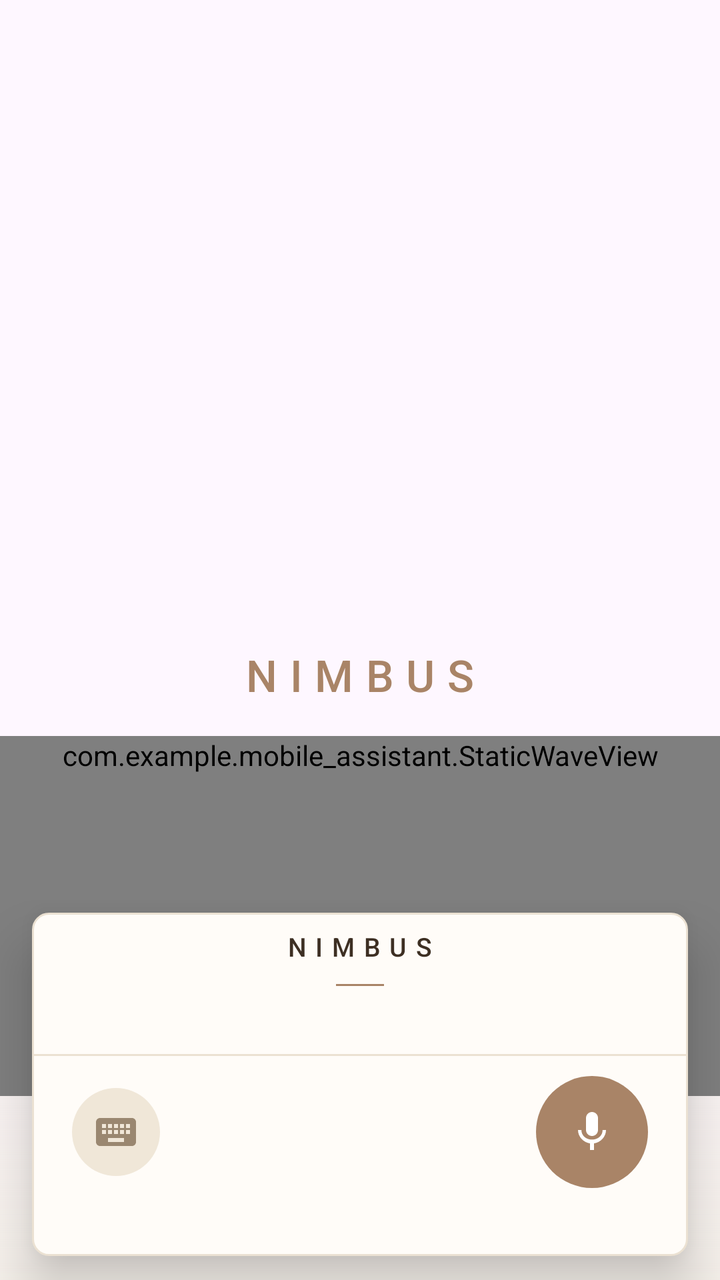
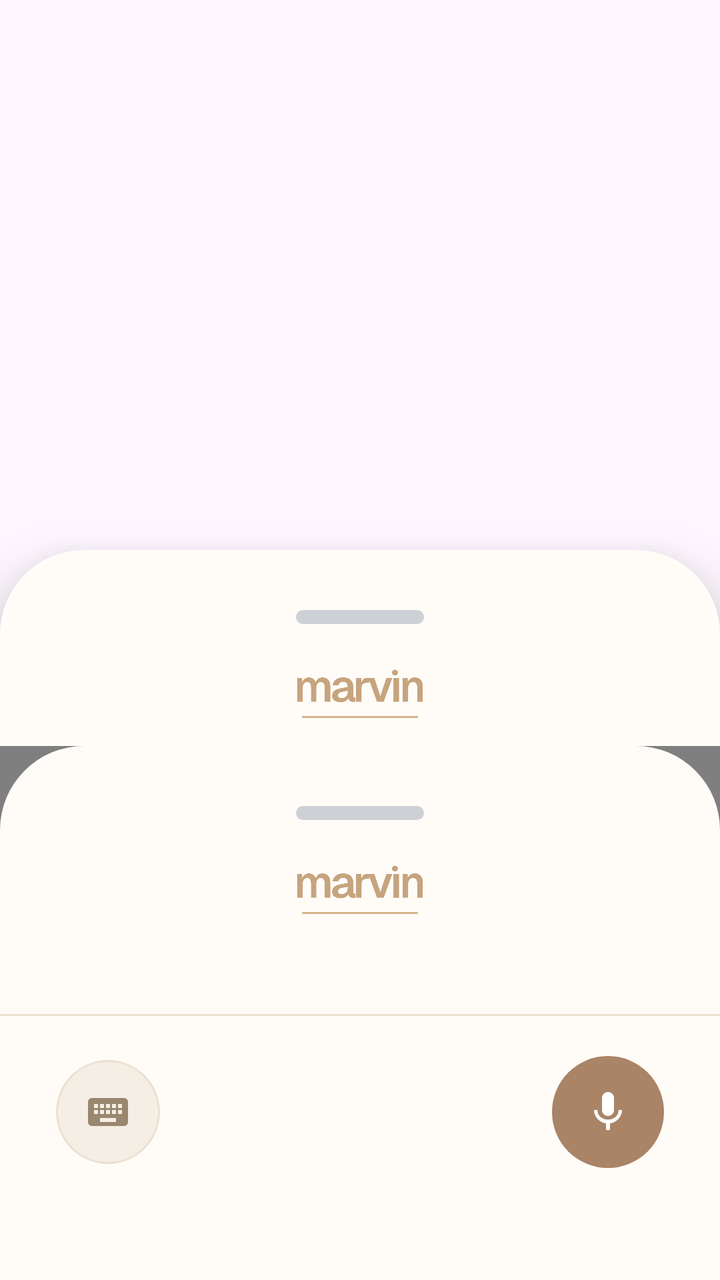

An Android layout rendered at two revisions. The XML below is the earlier revision; the diff shows what the commit changed to produce the second picture.
<!-- AndroidManifest.xml: application theme Theme.MobileAssistant -->
<!-- res/layout/activity_assistant_popup.xml -->
<?xml version="1.0" encoding="utf-8"?>
<FrameLayout xmlns:android="http://schemas.android.com/apk/res/android"
    xmlns:app="http://schemas.android.com/apk/res-auto"
    android:id="@+id/rootContainer"
    android:layout_width="match_parent"
    android:layout_height="match_parent"
    android:background="@android:color/transparent"
    android:clipChildren="false"
    android:clipToPadding="false">

    
    <View
        android:id="@+id/gradientBg"
        android:layout_width="match_parent"
        android:layout_height="match_parent"
        android:background="@drawable/bg_gradient_overlay" />

    
    <LinearLayout
        android:id="@+id/bottomPanel"
        android:layout_width="match_parent"
        android:layout_height="wrap_content"
        android:layout_gravity="bottom"
        android:orientation="vertical"
        android:clipChildren="false"
        android:clipToPadding="false">

        
        <TextView
            android:id="@+id/companyName"
            android:layout_width="wrap_content"
            android:layout_height="wrap_content"
            android:layout_gravity="center_horizontal"
            android:text="NIMBUS"
            android:textColor="@color/assistant_branding"
            android:textSize="22sp"
            android:letterSpacing="0.28"
            android:fontFamily="sans-serif-medium"
            android:layout_marginTop="48dp"
            android:layout_marginBottom="16dp" />

        
        <com.example.mobile_assistant.StaticWaveView
            android:id="@+id/waveView"
            android:layout_width="match_parent"
            android:layout_height="0dp"
            android:layout_weight="1"
            android:minHeight="180dp"
            android:layout_marginBottom="4dp" />

        
        <TextView
            android:id="@+id/transcriptText"
            android:layout_width="match_parent"
            android:layout_height="wrap_content"
            android:gravity="center"
            android:textColor="@color/assistant_transcript"
            android:textSize="15sp"
            android:fontFamily="sans-serif-light"
            android:paddingHorizontal="40dp"
            android:layout_marginBottom="24dp"
            android:visibility="gone"
            android:maxLines="3"
            android:ellipsize="end" />

        
        <LinearLayout
            android:id="@+id/inputRow"
            android:layout_width="match_parent"
            android:layout_height="wrap_content"
            android:orientation="horizontal"
            android:gravity="center_vertical"
            android:paddingHorizontal="24dp"
            android:paddingBottom="8dp"
            android:clipChildren="false"
            android:clipToPadding="false">

            
            <ImageButton
                android:id="@+id/keyboardButton"
                android:layout_width="44dp"
                android:layout_height="44dp"
                android:background="@drawable/bg_keyboard_button"
                android:src="@drawable/ic_keyboard"
                android:scaleType="centerInside"
                android:padding="10dp"
                android:contentDescription="@string/assist_toggle_keyboard"
                app:tint="@color/assistant_hint" />

            
            <EditText
                android:id="@+id/textInput"
                android:layout_width="0dp"
                android:layout_height="44dp"
                android:layout_weight="1"
                android:layout_marginStart="12dp"
                android:layout_marginEnd="12dp"
                android:background="@drawable/bg_input_field"
                android:textColor="@color/assistant_text"
                android:textColorHint="@color/assistant_input_hint"
                android:hint="@string/assist_input_hint"
                android:textSize="14sp"
                android:fontFamily="sans-serif"
                android:paddingHorizontal="18dp"
                android:singleLine="true"
                android:imeOptions="actionSend"
                android:visibility="gone" />

            
            <View
                android:id="@+id/inputSpacer"
                android:layout_width="0dp"
                android:layout_height="0dp"
                android:layout_weight="1" />

            <TextView
                android:id="@+id/cancelListeningButton"
                android:layout_width="wrap_content"
                android:layout_height="36dp"
                android:layout_marginEnd="10dp"
                android:background="@drawable/bg_cancel_button"
                android:gravity="center"
                android:paddingHorizontal="14dp"
                android:text="@string/assist_cancel"
                android:textColor="@color/assistant_button_text"
                android:textSize="13sp"
                android:visibility="gone" />

            
            <ImageButton
                android:id="@+id/micButton"
                android:layout_width="56dp"
                android:layout_height="56dp"
                android:background="@drawable/bg_mic_button"
                android:src="@drawable/ic_mic"
                android:scaleType="centerInside"
                android:padding="14dp"
                android:contentDescription="@string/assist_mic_button"
                app:tint="@color/assistant_on_accent" />

        </LinearLayout>

        
        <View
            android:id="@+id/bottomSpacer"
            android:layout_width="match_parent"
            android:layout_height="24dp" />

    </LinearLayout>


    
    <LinearLayout
        android:id="@+id/responseCard"
        android:layout_width="match_parent"
        android:layout_height="wrap_content"
        android:layout_gravity="bottom"
        android:layout_marginHorizontal="16dp"
        android:layout_marginBottom="12dp"
        android:background="@drawable/bg_response_card"
        android:orientation="vertical"
        android:elevation="16dp"
        android:visibility="visible">

        
        <TextView
            android:layout_width="wrap_content"
            android:layout_height="wrap_content"
            android:layout_gravity="center_horizontal"
            android:text="NIMBUS"
            android:textColor="@color/assistant_primary_text"
            android:textSize="13sp"
            android:letterSpacing="0.35"
            android:fontFamily="sans-serif-medium"
            android:layout_marginTop="8dp"
            android:layout_marginBottom="10dp" />

        <View
            android:layout_width="24dp"
            android:layout_height="1dp"
            android:layout_gravity="center_horizontal"
            android:background="@color/assistant_branding"
            android:layout_marginBottom="10dp" />

        
        <ScrollView
            android:id="@+id/chatScrollView"
            android:layout_width="match_parent"
            android:layout_height="wrap_content"
            android:overScrollMode="ifContentScrolls"
            android:clipToPadding="false">

            <LinearLayout
                android:id="@+id/chatLog"
                android:layout_width="match_parent"
                android:layout_height="wrap_content"
                android:orientation="vertical"
                android:paddingHorizontal="18dp"
                android:paddingVertical="12dp" />

        </ScrollView>

        
        <com.example.mobile_assistant.StaticWaveView
            android:id="@+id/cardWaveView"
            android:layout_width="match_parent"
            android:layout_height="52dp"
            android:layout_marginHorizontal="8dp"
            android:visibility="gone" />

        
        <TextView
            android:id="@+id/cardStatusText"
            android:layout_width="match_parent"
            android:layout_height="wrap_content"
            android:gravity="center"
            android:textColor="@color/assistant_status"
            android:textSize="12sp"
            android:fontFamily="sans-serif-light"
            android:paddingTop="8dp"
            android:paddingBottom="8dp"
            android:visibility="gone" />

        
        <View
            android:layout_width="match_parent"
            android:layout_height="1dp"
            android:background="@color/assistant_separator" />

        
        <LinearLayout
            android:layout_width="match_parent"
            android:layout_height="wrap_content"
            android:orientation="horizontal"
            android:gravity="center_vertical"
            android:paddingHorizontal="20dp"
            android:paddingTop="10dp"
            android:paddingBottom="10dp">

            <ImageButton
                android:id="@+id/cardKeyboardButton"
                android:layout_width="44dp"
                android:layout_height="44dp"
                android:background="@drawable/bg_keyboard_button"
                android:src="@drawable/ic_keyboard"
                android:scaleType="centerInside"
                android:padding="10dp"
                android:contentDescription="@string/assist_type_follow_up"
                app:tint="@color/assistant_hint" />

            <EditText
                android:id="@+id/cardTextInput"
                android:layout_width="0dp"
                android:layout_height="44dp"
                android:layout_weight="1"
                android:layout_marginStart="12dp"
                android:layout_marginEnd="12dp"
                android:background="@drawable/bg_input_field"
                android:textColor="@color/assistant_text"
                android:textColorHint="@color/assistant_input_hint"
                android:hint="@string/assist_follow_up_hint"
                android:textSize="14sp"
                android:fontFamily="sans-serif"
                android:paddingHorizontal="18dp"
                android:singleLine="true"
                android:imeOptions="actionSend"
                android:visibility="gone" />

            <View
                android:id="@+id/cardInputSpacer"
                android:layout_width="0dp"
                android:layout_height="0dp"
                android:layout_weight="1" />

            <TextView
                android:id="@+id/cardCancelListeningButton"
                android:layout_width="wrap_content"
                android:layout_height="36dp"
                android:layout_marginEnd="10dp"
                android:background="@drawable/bg_cancel_button"
                android:gravity="center"
                android:paddingHorizontal="14dp"
                android:text="@string/assist_cancel"
                android:textColor="@color/assistant_button_text"
                android:textSize="13sp"
                android:visibility="gone" />

            <ImageButton
                android:id="@+id/cardMicButton"
                android:layout_width="56dp"
                android:layout_height="56dp"
                android:background="@drawable/bg_mic_button"
                android:src="@drawable/ic_mic"
                android:scaleType="centerInside"
                android:padding="14dp"
                android:contentDescription="@string/assist_ask_follow_up"
                app:tint="@color/assistant_on_accent" />

        </LinearLayout>

        <View
            android:id="@+id/cardBottomSpacer"
            android:layout_width="match_parent"
            android:layout_height="24dp" />

    </LinearLayout>


</FrameLayout>
<!-- resources referenced by this layout -->
<resources>
  <color name="assistant_branding">#A98467</color>
  <color name="assistant_button_text">#8A6A45</color>
  <color name="assistant_hint">#9A8770</color>
  <color name="assistant_input_hint">#9A8770</color>
  <color name="assistant_on_accent">#FFFFFF</color>
  <color name="assistant_primary_text">#3D2F23</color>
  <color name="assistant_separator">#EBE1D2</color>
  <color name="assistant_status">#9A8770</color>
  <color name="assistant_text">#3D2F23</color>
  <color name="assistant_transcript">#7C6A57</color>
  <!-- drawable bg_cancel_button (drawable) -->
  <?xml version="1.0" encoding="utf-8"?>
  <shape xmlns:android="http://schemas.android.com/apk/res/android"
      android:shape="rectangle">
      <solid android:color="@color/assistant_cancel_bg" />
      <corners android:radius="18dp" />
      <stroke
          android:width="1dp"
          android:color="@color/assistant_cancel_stroke" />
  </shape>
  <!-- drawable bg_input_field (drawable) -->
  <?xml version="1.0" encoding="utf-8"?>
  <shape xmlns:android="http://schemas.android.com/apk/res/android"
      android:shape="rectangle">
      <solid android:color="@color/assistant_surface" />
      <corners android:radius="18dp" />
      <stroke
          android:width="1dp"
          android:color="@color/assistant_separator" />
  </shape>
  <!-- drawable bg_keyboard_button (drawable) -->
  <?xml version="1.0" encoding="utf-8"?>
  <shape xmlns:android="http://schemas.android.com/apk/res/android"
      android:shape="oval">
      <solid android:color="@color/assistant_keyboard_bg" />
  </shape>
  <!-- drawable bg_mic_button (drawable) -->
  <?xml version="1.0" encoding="utf-8"?>
  <shape xmlns:android="http://schemas.android.com/apk/res/android"
      android:shape="oval">
      <solid android:color="@color/assistant_primary" />
  </shape>
  <!-- drawable bg_response_card (drawable) -->
  <?xml version="1.0" encoding="utf-8"?>
  <shape xmlns:android="http://schemas.android.com/apk/res/android">
      <solid android:color="@color/assistant_card_bg" />
      <corners android:radius="8dp" />
      <stroke android:width="1dp" android:color="@color/assistant_card_stroke" />
  </shape>
  <string name="assist_ask_follow_up">Ask follow-up</string>
  <string name="assist_cancel">Cancel</string>
  <string name="assist_follow_up_hint">Ask a follow-up…</string>
  <string name="assist_input_hint">Ask anything</string>
  <string name="assist_mic_button">Voice input</string>
  <string name="assist_toggle_keyboard">Toggle keyboard</string>
  <string name="assist_type_follow_up">Type follow-up</string>
  <style name="Theme.MobileAssistant" parent="Base.Theme.MobileAssistant" />
  <color name="assistant_cancel_bg">#F0E7D8</color>
  <color name="assistant_cancel_stroke">#E2D4BE</color>
  <color name="assistant_gradient_start">#00F6F1EA</color>
  <color name="assistant_gradient_end">#E6F6F1EA</color>
  <color name="assistant_surface">#F0E7D8</color>
  <color name="assistant_keyboard_bg">#F0E7D8</color>
  <color name="assistant_primary">#A98467</color>
  <color name="assistant_card_bg">#FFFCF8</color>
  <color name="assistant_card_stroke">#EBE1D2</color>
  <style name="Base.Theme.MobileAssistant" parent="Theme.Material3.DayNight.NoActionBar" />
  <!-- unchanged entries left out for length: 3 -->
</resources>

<!-- the commit's change to res/layout/activity_assistant_popup.xml (unified diff, before → after) -->
@@ -21,23 +21,37 @@
         android:layout_width="match_parent"
         android:layout_height="wrap_content"
         android:layout_gravity="bottom"
+        android:background="@drawable/bg_response_card"
+        android:clipChildren="false"
+        android:clipToPadding="false"
+        android:elevation="18dp"
         android:orientation="vertical"
-        android:clipChildren="false"
-        android:clipToPadding="false">
-
-        
-        <TextView
+        android:paddingTop="30dp">
+
+        <View
+            android:layout_width="64dp"
+            android:layout_height="7dp"
+            android:layout_gravity="center_horizontal"
+            android:background="@drawable/bg_sheet_handle" />
+
+        
+        <ImageView
             android:id="@+id/companyName"
-            android:layout_width="wrap_content"
-            android:layout_height="wrap_content"
-            android:layout_gravity="center_horizontal"
-            android:text="NIMBUS"
-            android:textColor="@color/assistant_branding"
-            android:textSize="22sp"
-            android:letterSpacing="0.28"
-            android:fontFamily="sans-serif-medium"
-            android:layout_marginTop="48dp"
-            android:layout_marginBottom="16dp" />
+            android:layout_width="88dp"
+            android:layout_height="22dp"
+            android:layout_gravity="center_horizontal"
+            android:layout_marginTop="20dp"
+            android:contentDescription="@string/marvin_logo_description"
+            android:scaleType="fitCenter"
+            android:src="@drawable/ic_marvin_wordmark_tan" />
+
+        <View
+            android:layout_width="58dp"
+            android:layout_height="1dp"
+            android:layout_gravity="center_horizontal"
+            android:layout_marginTop="4dp"
+            android:layout_marginBottom="14dp"
+            android:background="@color/assistant_logo_underline" />
 
         
         <com.example.mobile_assistant.StaticWaveView
@@ -45,7 +59,7 @@
             android:layout_width="match_parent"
             android:layout_height="0dp"
             android:layout_weight="1"
-            android:minHeight="180dp"
+            android:minHeight="130dp"
             android:layout_marginBottom="4dp" />
 
         
@@ -58,11 +72,16 @@
             android:textSize="15sp"
             android:fontFamily="sans-serif-light"
             android:paddingHorizontal="40dp"
-            android:layout_marginBottom="24dp"
+            android:layout_marginBottom="20dp"
             android:visibility="gone"
             android:maxLines="3"
             android:ellipsize="end" />
 
+        <View
+            android:layout_width="match_parent"
+            android:layout_height="1dp"
+            android:background="@color/assistant_separator" />
+
         
         <LinearLayout
             android:id="@+id/inputRow"
@@ -70,20 +89,21 @@
             android:layout_height="wrap_content"
             android:orientation="horizontal"
             android:gravity="center_vertical"
-            android:paddingHorizontal="24dp"
-            android:paddingBottom="8dp"
+            android:paddingHorizontal="28dp"
+            android:paddingTop="20dp"
+            android:paddingBottom="16dp"
             android:clipChildren="false"
             android:clipToPadding="false">
 
             
             <ImageButton
                 android:id="@+id/keyboardButton"
-                android:layout_width="44dp"
-                android:layout_height="44dp"
+                android:layout_width="52dp"
+                android:layout_height="52dp"
                 android:background="@drawable/bg_keyboard_button"
                 android:src="@drawable/ic_keyboard"
                 android:scaleType="centerInside"
-                android:padding="10dp"
+                android:padding="14dp"
                 android:contentDescription="@string/assist_toggle_keyboard"
                 app:tint="@color/assistant_hint" />
 
@@ -144,7 +164,7 @@
         <View
             android:id="@+id/bottomSpacer"
             android:layout_width="match_parent"
-            android:layout_height="24dp" />
+            android:layout_height="40dp" />
 
     </LinearLayout>
 
@@ -155,32 +175,35 @@
         android:layout_width="match_parent"
         android:layout_height="wrap_content"
         android:layout_gravity="bottom"
-        android:layout_marginHorizontal="16dp"
-        android:layout_marginBottom="12dp"
         android:background="@drawable/bg_response_card"
         android:orientation="vertical"
-        android:elevation="16dp"
+        android:elevation="18dp"
+        android:paddingTop="30dp"
         android:visibility="visible">
 
-        
-        <TextView
-            android:layout_width="wrap_content"
-            android:layout_height="wrap_content"
-            android:layout_gravity="center_horizontal"
-            android:text="NIMBUS"
-            android:textColor="@color/assistant_primary_text"
-            android:textSize="13sp"
-            android:letterSpacing="0.35"
-            android:fontFamily="sans-serif-medium"
-            android:layout_marginTop="8dp"
-            android:layout_marginBottom="10dp" />
-
-        <View
-            android:layout_width="24dp"
+        <View
+            android:layout_width="64dp"
+            android:layout_height="7dp"
+            android:layout_gravity="center_horizontal"
+            android:background="@drawable/bg_sheet_handle" />
+
+        
+        <ImageView
+            android:layout_width="88dp"
+            android:layout_height="22dp"
+            android:layout_gravity="center_horizontal"
+            android:contentDescription="@string/marvin_logo_description"
+            android:layout_marginTop="20dp"
+            android:scaleType="fitCenter"
+            android:src="@drawable/ic_marvin_wordmark_tan" />
+
+        <View
+            android:layout_width="58dp"
             android:layout_height="1dp"
             android:layout_gravity="center_horizontal"
-            android:background="@color/assistant_branding"
-            android:layout_marginBottom="10dp" />
+            android:layout_marginTop="4dp"
+            android:layout_marginBottom="16dp"
+            android:background="@color/assistant_logo_underline" />
 
         
         <ScrollView
@@ -195,8 +218,9 @@
                 android:layout_width="match_parent"
                 android:layout_height="wrap_content"
                 android:orientation="vertical"
-                android:paddingHorizontal="18dp"
-                android:paddingVertical="12dp" />
+                android:paddingHorizontal="28dp"
+                android:paddingTop="16dp"
+                android:paddingBottom="18dp" />
 
         </ScrollView>
 
@@ -217,8 +241,8 @@
             android:textColor="@color/assistant_status"
             android:textSize="12sp"
             android:fontFamily="sans-serif-light"
-            android:paddingTop="8dp"
-            android:paddingBottom="8dp"
+            android:paddingTop="10dp"
+            android:paddingBottom="10dp"
             android:visibility="gone" />
 
         
@@ -233,18 +257,18 @@
             android:layout_height="wrap_content"
             android:orientation="horizontal"
             android:gravity="center_vertical"
-            android:paddingHorizontal="20dp"
-            android:paddingTop="10dp"
-            android:paddingBottom="10dp">
+            android:paddingHorizontal="28dp"
+            android:paddingTop="20dp"
+            android:paddingBottom="16dp">
 
             <ImageButton
                 android:id="@+id/cardKeyboardButton"
-                android:layout_width="44dp"
-                android:layout_height="44dp"
+                android:layout_width="52dp"
+                android:layout_height="52dp"
                 android:background="@drawable/bg_keyboard_button"
                 android:src="@drawable/ic_keyboard"
                 android:scaleType="centerInside"
-                android:padding="10dp"
+                android:padding="14dp"
                 android:contentDescription="@string/assist_type_follow_up"
                 app:tint="@color/assistant_hint" />
 
@@ -301,7 +325,7 @@
         <View
             android:id="@+id/cardBottomSpacer"
             android:layout_width="match_parent"
-            android:layout_height="24dp" />
+            android:layout_height="40dp" />
 
     </LinearLayout>
 
<!-- resource entries referenced after the edit -->
@@ -1,11 +1,10 @@
 <!-- resources referenced by this layout -->
 <resources>
-  <color name="assistant_branding">#A98467</color>
   <color name="assistant_button_text">#8A6A45</color>
   <color name="assistant_hint">#9A8770</color>
   <color name="assistant_input_hint">#9A8770</color>
+  <color name="assistant_logo_underline">#D7B488</color>
   <color name="assistant_on_accent">#FFFFFF</color>
-  <color name="assistant_primary_text">#3D2F23</color>
   <color name="assistant_separator">#EBE1D2</color>
   <color name="assistant_status">#9A8770</color>
   <color name="assistant_text">#3D2F23</color>
@@ -35,6 +34,9 @@
   <shape xmlns:android="http://schemas.android.com/apk/res/android"
       android:shape="oval">
       <solid android:color="@color/assistant_keyboard_bg" />
+      <stroke
+          android:width="1dp"
+          android:color="@color/assistant_card_stroke" />
   </shape>
   <!-- drawable bg_mic_button (drawable) -->
   <?xml version="1.0" encoding="utf-8"?>
@@ -46,9 +48,20 @@
   <?xml version="1.0" encoding="utf-8"?>
   <shape xmlns:android="http://schemas.android.com/apk/res/android">
       <solid android:color="@color/assistant_card_bg" />
-      <corners android:radius="8dp" />
-      <stroke android:width="1dp" android:color="@color/assistant_card_stroke" />
+      <corners
+          android:topLeftRadius="42dp"
+          android:topRightRadius="42dp"
+          android:bottomLeftRadius="0dp"
+          android:bottomRightRadius="0dp" />
   </shape>
+  <!-- drawable bg_sheet_handle (drawable) -->
+  <?xml version="1.0" encoding="utf-8"?>
+  <shape xmlns:android="http://schemas.android.com/apk/res/android"
+      android:shape="rectangle">
+      <solid android:color="@color/assistant_handle" />
+      <corners android:radius="4dp" />
+  </shape>
+  <!-- drawable ic_marvin_wordmark_tan: webp bitmap (drawable, 17832 bytes) -->
   <string name="assist_ask_follow_up">Ask follow-up</string>
   <string name="assist_cancel">Cancel</string>
   <string name="assist_follow_up_hint">Ask a follow-up…</string>
@@ -56,15 +69,17 @@
   <string name="assist_mic_button">Voice input</string>
   <string name="assist_toggle_keyboard">Toggle keyboard</string>
   <string name="assist_type_follow_up">Type follow-up</string>
+  <string name="marvin_logo_description">marvin logo</string>
   <style name="Theme.MobileAssistant" parent="Base.Theme.MobileAssistant" />
   <color name="assistant_cancel_bg">#F0E7D8</color>
   <color name="assistant_cancel_stroke">#E2D4BE</color>
   <color name="assistant_gradient_start">#00F6F1EA</color>
   <color name="assistant_gradient_end">#E6F6F1EA</color>
   <color name="assistant_surface">#F0E7D8</color>
-  <color name="assistant_keyboard_bg">#F0E7D8</color>
+  <color name="assistant_keyboard_bg">#F4EEE5</color>
   <color name="assistant_primary">#A98467</color>
   <color name="assistant_card_bg">#FFFCF8</color>
+  <color name="assistant_handle">#CDD0D4</color>
   <color name="assistant_card_stroke">#EBE1D2</color>
   <style name="Base.Theme.MobileAssistant" parent="Theme.Material3.DayNight.NoActionBar" />
   <!-- unchanged entries left out for length: 3 -->
